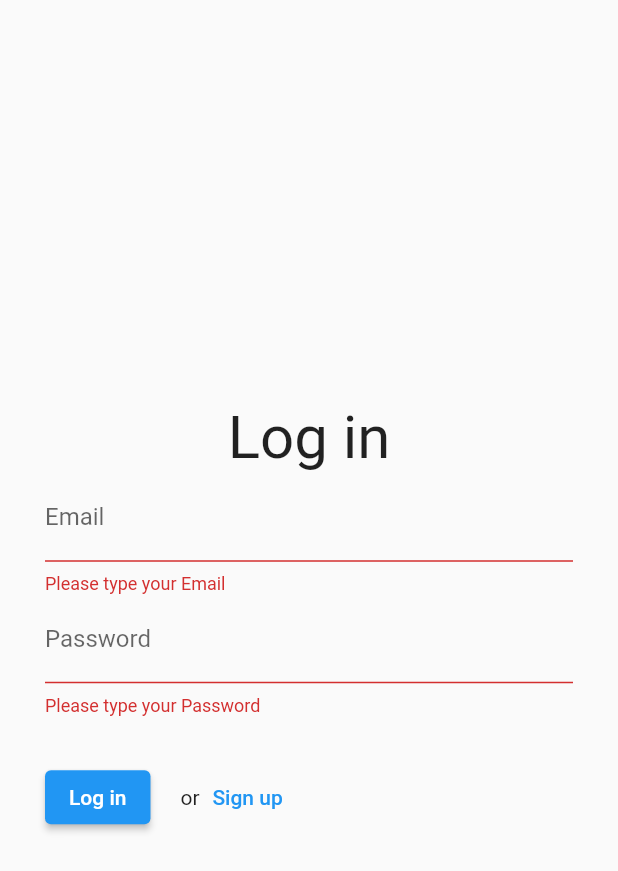
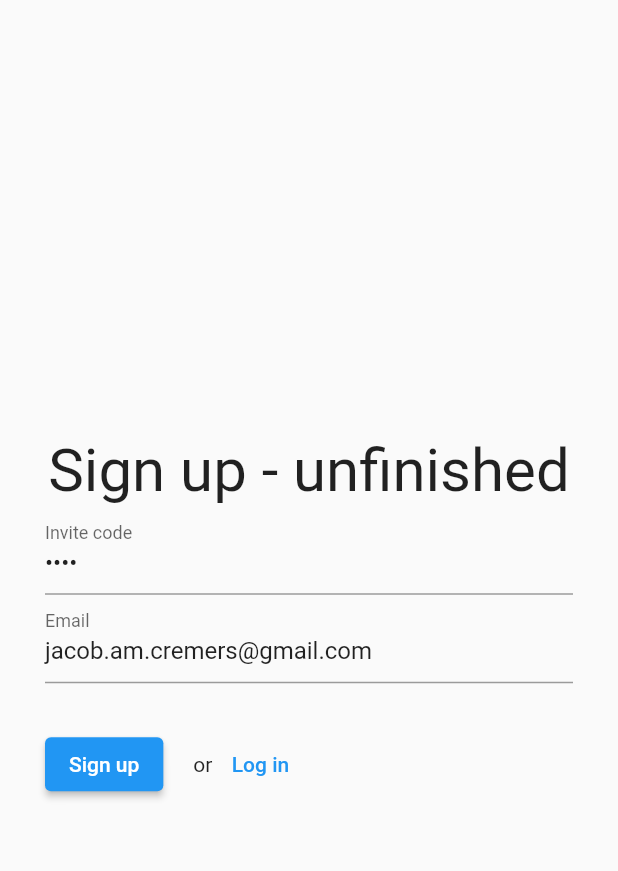
Before and after one commit to BobbyDowney/my-test-repo, a Flutter app: the screen it shows after launch, after a tap on "Log in", after a tap on "Sign up", on a phone screen of 412 x 824 dp. Shown: the top 871 px of the screen. Run offline on Flutter 3.47's test engine with Material 2 defaults, Android fonts, the light colour scheme and no system bars; our stand-ins replace cloud_firestore, firebase_auth, firebase_core, firebase_dynamic_links; accounts and stored records are empty.

Commit message:
Added first email link function to signUp page, which sends email successfully. Link still needs to be made to work

```diff
--- a/contra/lib/route_generator.dart
+++ b/contra/lib/route_generator.dart
@@ -4,6 +4,7 @@ import 'profile.dart';
 import 'signIn.dart';
 import 'userSearch.dart';
 import 'homePage.dart';
+import 'signUp.dart';
 
 class RouteGenerator {
   static Route<dynamic> generateRoute(RouteSettings settings) {
@@ -11,6 +12,8 @@ class RouteGenerator {
     switch (settings.name) {
       case '/signin':
         return PageRouteBuilder(pageBuilder: (_, __, ___) => SignInScreen());
+      case '/signup':
+        return PageRouteBuilder(pageBuilder: (_, __, ___) => SignUpScreen());
       case '/homepage':
         return PageRouteBuilder(pageBuilder: (_, __, ___) => HomePageScreen());
       case '/usersearch':
--- a/contra/lib/signIn.dart
+++ b/contra/lib/signIn.dart
@@ -78,7 +78,9 @@ class _LoginPageState extends State<LoginPage>{
                     Text('or'),
                     TextButton(
                         child: Text('Sign up'),
-                        onPressed: (){})
+                        onPressed: (){
+                          Navigator.of(context).pushReplacementNamed('/signup');
+                        })
                   ]
                 )
               ]
@@ -94,7 +96,7 @@ class _LoginPageState extends State<LoginPage>{
     if (formState!.validate()){
       formState.save();
       try{
-        context.read<AuthenticationService>().signIn(email: _email, password:_password);
+        await context.read<AuthenticationService>().signIn(email: _email, password:_password);
         Navigator.of(this.context).pushReplacementNamed('/homepage');
       } catch(e){
         print(e.toString());
--- /dev/null
+++ b/contra/lib/signUp.dart
@@ -0,0 +1,111 @@
+import 'package:flutter/material.dart';
+import 'package:firebase_auth/firebase_auth.dart';
+import 'package:provider/provider.dart';
+import 'authentication_service.dart';
+import 'package:firebase_dynamic_links/firebase_dynamic_links.dart';
+
+//Using tutorial from https://medium.com/firebase-developers/dive-into-firebase-auth-on-flutter-email-and-link-sign-in-e51603eb08f8 to do link signing
+
+
+class SignUpScreen extends StatefulWidget {
+  SignUpScreen({Key? key}) : super(key: key);
+
+  @override
+  _SignUpScreenState createState() => _SignUpScreenState();
+}
+
+class _SignUpScreenState extends State<SignUpScreen>{
+  @override
+  Widget build(BuildContext context){
+    return Scaffold(
+        body: SignupPage()
+    );
+  }
+}
+
+class SignupPage extends StatefulWidget {
+  SignupPage({Key? key}) : super(key: key);
+
+  @override
+  _SignupPageState createState() => _SignupPageState();
+}
+class _SignupPageState extends State<SignupPage>{
+  late String _email, _invitecode;
+  final GlobalKey<FormState> _formKey = GlobalKey<FormState>();
+
+  @override
+  Widget build(BuildContext context) {
+    return Scaffold(
+        body: Center(
+            child: Form(
+              key: _formKey,
+              child: Padding(
+                padding: const EdgeInsets.symmetric(horizontal: 30.0),
+                child: Column(
+                    mainAxisAlignment: MainAxisAlignment.center,
+                    children: <Widget>[
+                      Text('Sign up - unfinished', style: TextStyle(fontSize: 40)),
+                      TextFormField(
+                        initialValue: '1234', //to be removed -- just made testing easier
+                          validator: (input) {
+                            if ((input == null)| (input!.isEmpty)) {
+                              return 'Please type your invite code';
+                            }
+                          },
+                          onSaved: (input) => _invitecode = input ?? '',
+                          decoration: InputDecoration(
+                              labelText: 'Invite code'
+                          ),
+                          obscureText: true
+                      ),
+                      TextFormField(
+                        initialValue: 'jacob.am.cremers@gmail.com', //to be removed -- just made testing easier
+                          validator: (input) {
+                            if ((input == null)| (input!.isEmpty)) {
+                              return 'Please type your Email';
+                            }
+                          },
+                          onSaved: (input) => _email = input ?? '',
+                          decoration: InputDecoration(
+                              labelText: 'Email'
+                          )
+                      ),
+                      SizedBox(height: 30),
+                      Row(
+                          mainAxisAlignment: MainAxisAlignment.start,
+                          children: [
+                            ElevatedButton(
+                                onPressed: (){
+                                  signUpWithEmailLink();
+                                },
+                                child: Text('Sign up')
+                            ),
+                            SizedBox(width: 20),
+                            Text('or'),
+                            TextButton(
+                                child: Text('Log in'),
+                                onPressed: (){
+                                  Navigator.of(context).pushReplacementNamed('/signin');
+                                })
+                          ]
+                      )
+                    ]
+                ),
+              ),
+            )
+        )
+    );
+  }
+
+  Future<void> signUpWithEmailLink() async {
+    final formState = _formKey.currentState;
+    if (formState!.validate()){
+      formState.save();
+      try{
+        await context.read<AuthenticationService>().signUpWithEmailAndLink(email: _email);
+      } catch(e){
+        print(e.toString());
+      }
+    }
+  }
+}
--- a/contra/pubspec.yaml
+++ b/contra/pubspec.yaml
@@ -33,6 +33,8 @@ dependencies:
   firebase_core: ^1.2.0
   firebase_auth: ^1.2.0
   cloud_firestore: ^2.2.0
+  firebase_dynamic_links: ^2.0.4
+
 
   #Other dependencies
   shared_preferences: ^2.0.5
```
Also changed, not shown: contra/lib/authentication_service.dart (+19 -0 lines), contra/pubspec.lock, 1 other file.
